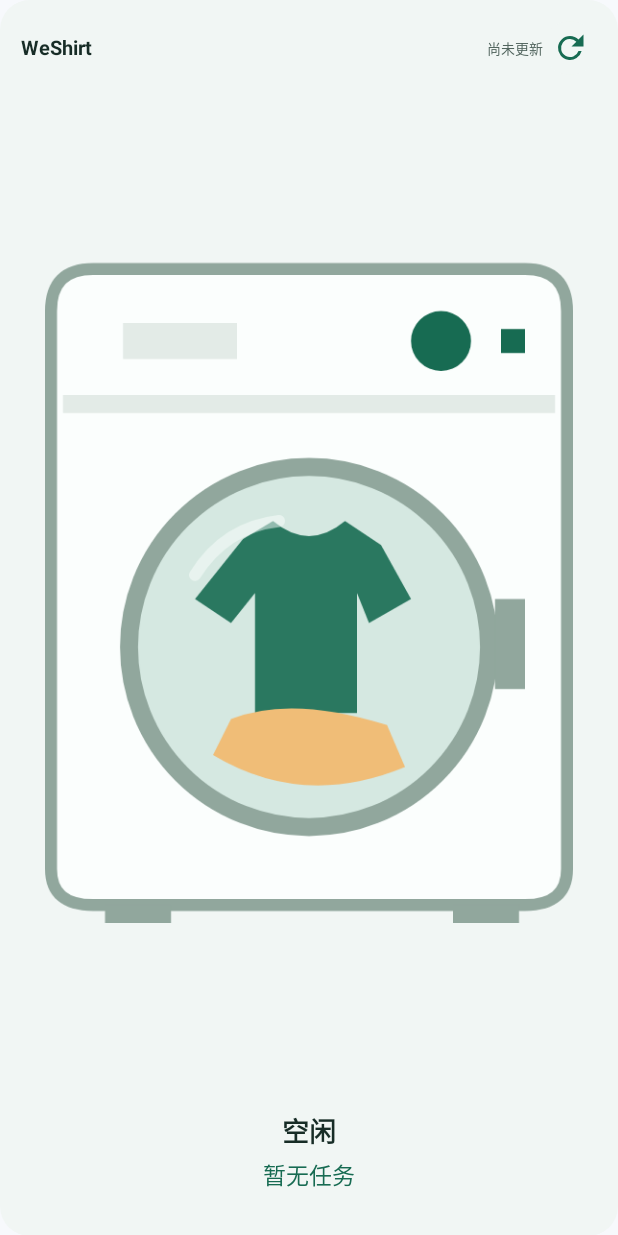
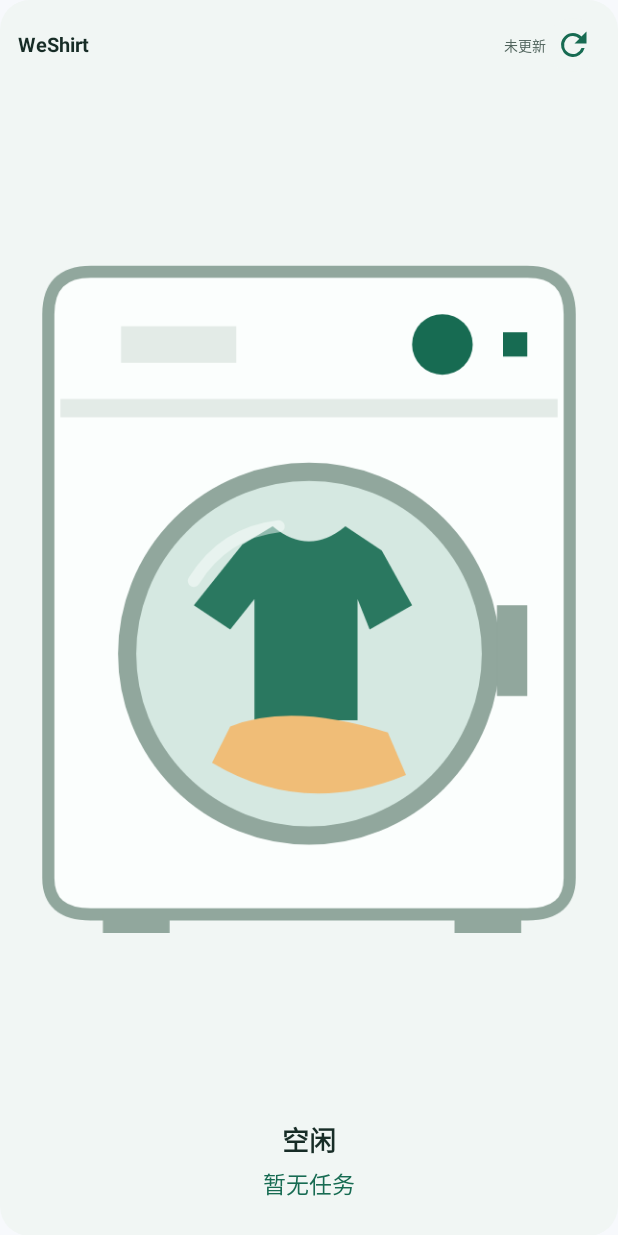
Before and after one commit to LaokeQwQ/WeShirt-For-Android, an Android app built with Jetpack Compose: the layout laundry_widget_expanded.xml on its own in the app's theme, with its tools: preview values and no code run, on a phone screen of 412 x 824 dp. Run offline under Robolectric (Android 15) with nearby library versions, the phone set to English and light mode, and no system bars.

Commit message:
修复小组件最小尺寸与大字体下的内容裁切

```diff
--- a/app/src/main/res/layout/laundry_widget_expanded.xml
+++ b/app/src/main/res/layout/laundry_widget_expanded.xml
@@ -5,7 +5,7 @@
     android:layout_width="match_parent"
     android:layout_height="match_parent"
     android:orientation="vertical"
-    android:padding="14dp"
+    android:padding="12dp"
     android:background="@drawable/widget_background">
 
     <LinearLayout android:id="@+id/widget_header" android:layout_width="match_parent" android:layout_height="36dp" android:gravity="center_vertical" android:orientation="horizontal">
@@ -15,13 +15,13 @@
     </LinearLayout>
 
     <LinearLayout android:id="@+id/widget_task_section" android:layout_width="match_parent" android:layout_height="0dp" android:layout_weight="1" android:gravity="center_horizontal" android:orientation="vertical">
-        <FrameLayout android:id="@+id/widget_machine" android:layout_width="match_parent" android:layout_height="0dp" android:layout_weight="1" android:layout_marginBottom="8dp" android:importantForAccessibility="yes">
+        <FrameLayout android:id="@+id/widget_machine" android:layout_width="match_parent" android:layout_height="0dp" android:layout_weight="1" android:layout_marginBottom="4dp" android:importantForAccessibility="yes">
             <ImageView android:layout_width="match_parent" android:layout_height="match_parent" android:src="@drawable/widget_machine_shell" android:importantForAccessibility="no" />
             <ImageView android:id="@+id/widget_drum_static" android:layout_width="match_parent" android:layout_height="match_parent" android:src="@drawable/widget_drum_0" android:importantForAccessibility="no" />
             <FrameLayout android:id="@+id/widget_drum_holder" android:layout_width="match_parent" android:layout_height="match_parent" android:visibility="gone" android:importantForAccessibility="no" />
         </FrameLayout>
         <TextView android:id="@+id/widget_task" android:layout_width="match_parent" android:layout_height="wrap_content" android:gravity="center" android:text="@string/widget_idle" android:textColor="@color/widget_text_primary" android:textSize="18sp" android:textStyle="bold" android:maxLines="2" android:ellipsize="end" android:includeFontPadding="false" />
-        <TextView android:id="@+id/widget_task_eta" android:layout_width="match_parent" android:layout_height="wrap_content" android:layout_marginTop="4dp" android:layout_marginBottom="10dp" android:gravity="center" android:text="@string/widget_no_task" android:textColor="@color/widget_accent" android:textSize="15sp" android:maxLines="2" android:ellipsize="end" android:includeFontPadding="false" />
+        <TextView android:id="@+id/widget_task_eta" android:layout_width="match_parent" android:layout_height="wrap_content" android:layout_marginTop="4dp" android:layout_marginBottom="6dp" android:gravity="center" android:text="@string/widget_no_task" android:textColor="@color/widget_accent" android:textSize="15sp" android:maxLines="2" android:ellipsize="end" android:includeFontPadding="false" />
     </LinearLayout>
 
     <LinearLayout android:layout_width="match_parent" android:layout_height="wrap_content" android:gravity="center_vertical" android:orientation="horizontal">
@@ -31,5 +31,5 @@
         </FrameLayout>
         <TextView android:id="@+id/widget_progress_label" android:layout_width="wrap_content" android:layout_height="wrap_content" android:layout_marginStart="8dp" android:textColor="@color/widget_text_secondary" android:textSize="11sp" android:maxLines="1" android:ellipsize="end" android:visibility="gone" android:includeFontPadding="false" />
     </LinearLayout>
-    <TextView android:id="@+id/widget_task_note" android:layout_width="match_parent" android:layout_height="wrap_content" android:layout_marginTop="8dp" android:textColor="@color/widget_text_secondary" android:textSize="11sp" android:maxLines="3" android:ellipsize="end" android:visibility="gone" android:includeFontPadding="false" />
+    <TextView android:id="@+id/widget_task_note" android:layout_width="match_parent" android:layout_height="wrap_content" android:layout_marginTop="6dp" android:textColor="@color/widget_text_secondary" android:textSize="11sp" android:maxLines="2" android:ellipsize="end" android:visibility="gone" android:includeFontPadding="false" />
 </LinearLayout>
--- a/app/src/main/res/values/widget_strings.xml
+++ b/app/src/main/res/values/widget_strings.xml
@@ -12,21 +12,21 @@
     <string name="widget_sign_in_detail">登录后同步</string>
     <string name="widget_last_sync">更新于 %1$s</string>
     <string name="widget_old_data">上次更新于 %1$s，数据可能已变化</string>
-    <string name="widget_update_unknown">尚未更新</string>
+    <string name="widget_update_unknown">未更新</string>
     <string name="widget_refresh">刷新小组件</string>
     <string name="widget_idle">空闲</string>
     <string name="widget_no_task">暂无任务</string>
     <string name="widget_idle_detail">有新任务时，会在这里显示。</string>
     <string name="widget_remaining">剩余 %1$d 分钟</string>
     <string name="widget_awaiting">即将完成</string>
-    <string name="widget_awaiting_detail">倒计时已到，等待设备确认。</string>
+    <string name="widget_awaiting_detail">等待设备确认完成。</string>
     <string name="widget_ready_for_pickup">待取衣</string>
     <string name="widget_unverified">状态待更新</string>
     <string name="widget_progress_percent">%1$d%%</string>
     <string name="widget_progress_unknown">进度待确认</string>
     <string name="widget_machine_running">洗衣任务进行中，滚筒转动</string>
     <string name="widget_machine_still">静止的洗衣机</string>
-    <string name="widget_expected_disclaimer">进度按任务起止时间计算，以设备状态为准。</string>
+    <string name="widget_expected_disclaimer">进度按任务时间估算，以设备状态为准。</string>
     <string name="widget_stale_hint">上次数据可能已变化，请点击右上角刷新。</string>
     <string name="widget_task_accessibility">%1$s。%2$s。打开我的洗衣</string>
     <string name="widget_pending">待更新</string>
```
Also changed, not shown: app/src/main/res/layout/laundry_widget.xml (+4 -4 lines), app/src/main/res/layout/laundry_widget_large.xml (+4 -4 lines), app/src/main/res/layout/laundry_widget_wide.xml (+5 -2 lines), 2 other files.
